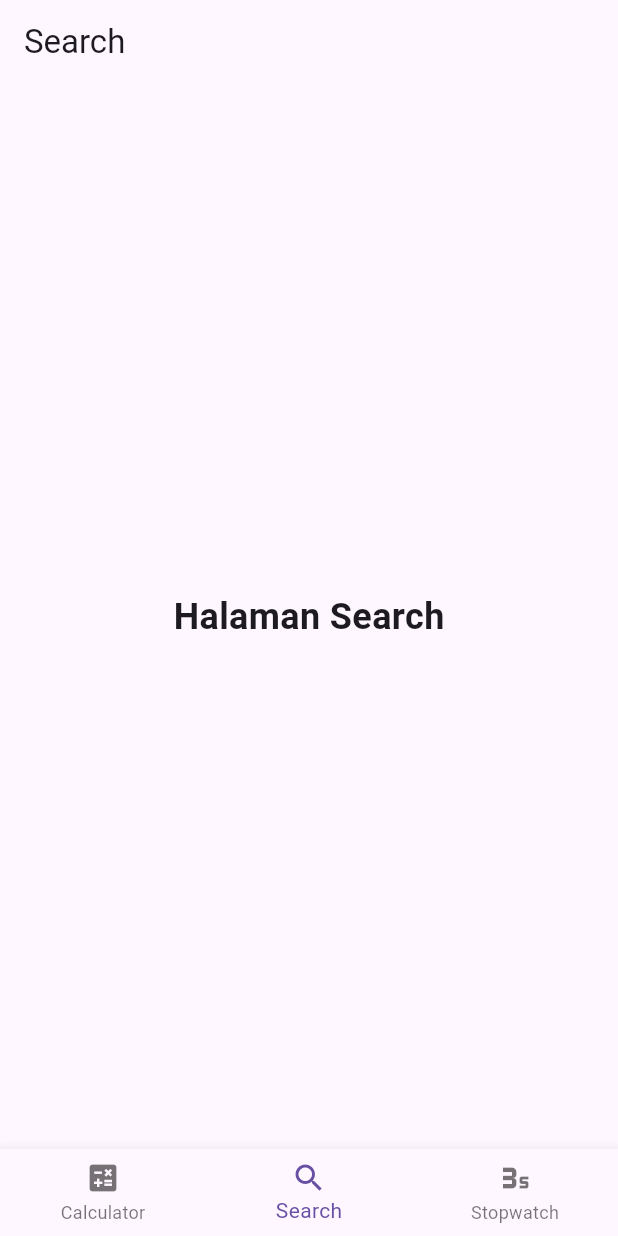
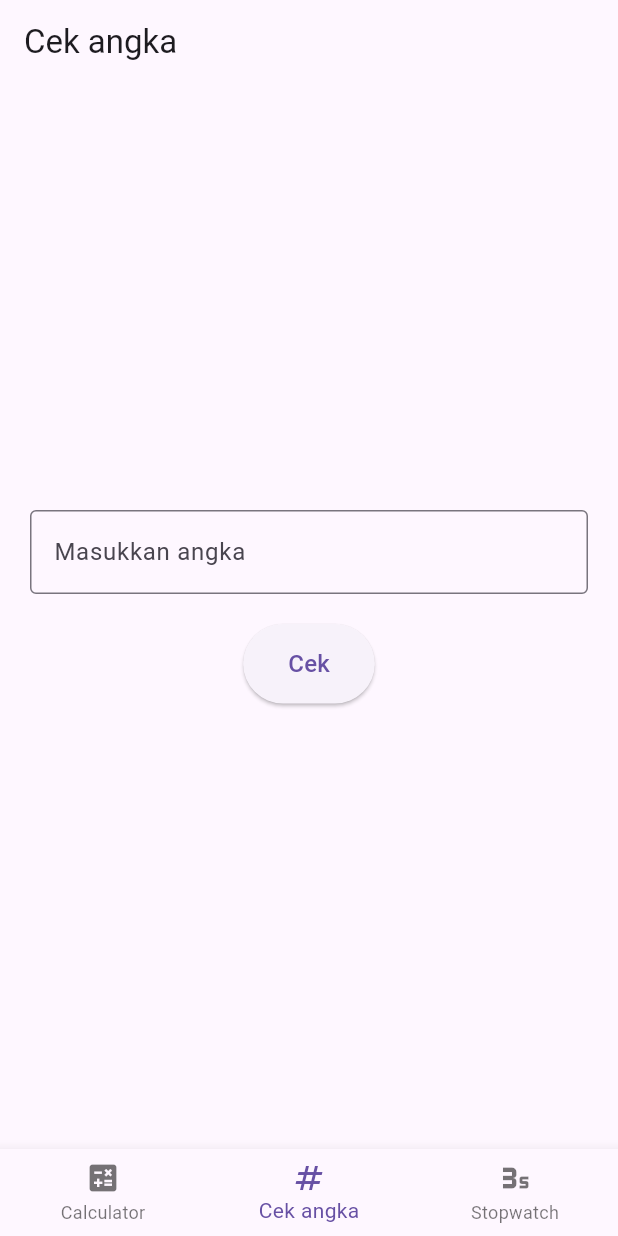
Before and after one commit to naxrel/mobilemodul4, a Flutter app: the MainPage screen opened directly, item 2 of the bottom bar chosen, on a phone screen of 412 x 824 dp. Run offline on Flutter 3.47's test engine with Material 3 defaults, Android fonts, the phone set to English and light mode, and no system bars; our stand-ins replace math_expressions.

Commit message:
cek angka, koreksi kalau ada yg salah

```diff
--- a/lib/screens/main_page.dart
+++ b/lib/screens/main_page.dart
@@ -1,6 +1,7 @@
 import 'package:flutter/material.dart';
 import 'package:tugas_modul4/screens/calculator_screen.dart';
 import 'package:tugas_modul4/screens/stopwatch_screen.dart';
+import 'package:tugas_modul4/screens/prime_screen.dart';
 
 class MainPage extends StatefulWidget {
   const MainPage({super.key});
@@ -12,16 +13,11 @@ class MainPage extends StatefulWidget {
 class _MainPageState extends State<MainPage> {
   int _selectedIndex = 0;
 
-  final List<String> _titles = ['Calculator', 'Search', 'Stopwatch'];
+  final List<String> _titles = ['Calculator', 'Cek angka', 'Stopwatch'];
 
   final List<Widget> _pages = const [
     CalculatorView(),
-    Center(
-      child: Text(
-        'Halaman Search',
-        style: TextStyle(fontSize: 24, fontWeight: FontWeight.bold),
-      ),
-    ),
+    PrimeScreen(),
     StopwatchHomePage(),
   ];
 
@@ -42,7 +38,7 @@ class _MainPageState extends State<MainPage> {
             icon: Icon(Icons.calculate),
             label: 'Calculator',
           ),
-          BottomNavigationBarItem(icon: Icon(Icons.search), label: 'Search'),
+          BottomNavigationBarItem(icon: Icon(Icons.numbers_sharp), label: 'Cek angka'),
           BottomNavigationBarItem(
             icon: Icon(Icons.timer_3_select),
             label: 'Stopwatch',
--- /dev/null
+++ b/lib/screens/prime_screen.dart
@@ -0,0 +1,150 @@
+import 'package:flutter/material.dart';
+
+void main() {
+  runApp(const PrimeScreen());
+}
+
+class PrimeScreen extends StatelessWidget {
+  const PrimeScreen({super.key});
+
+  @override
+  Widget build(BuildContext context) {
+    return MaterialApp(
+      debugShowCheckedModeBanner: false,
+      title: 'Cek angka',
+      theme: ThemeData(
+        primarySwatch: Colors.blue,
+      ),
+      home: const NumberCheckerPage(),
+    );
+  }
+}
+
+class NumberCheckerPage extends StatefulWidget {
+  const NumberCheckerPage({super.key});
+
+  @override
+  State<NumberCheckerPage> createState() => _NumberCheckerPageState();
+}
+
+class _NumberCheckerPageState extends State<NumberCheckerPage> {
+  // Controller to read the text typed into the TextField
+  final TextEditingController _numberController = TextEditingController();
+
+  // Variable to hold the result message displayed on the screen
+  String _resultMessage = "";
+
+  // Function to process the number using modulo and if/else statements
+  void _checkNumber() {
+    String inputText = _numberController.text;
+
+    // Basic validation to ensure the input is not empty
+    if (inputText.isEmpty) {
+      setState(() {
+        _resultMessage = "Silakan masukkan bilangan yang valid.";
+      });
+      return;
+    }
+
+    // Try to parse the text to an integer
+    int? number = int.tryParse(inputText);
+
+    if (number == null) {
+      setState(() {
+        _resultMessage = "Angka aja ya";
+      });
+      return;
+    }
+
+    // 1. Check Odd or Even using modulo (%)
+    String oddEvenResult;
+    if (number % 2 == 0) {
+      oddEvenResult = "Genap";
+    } else {
+      oddEvenResult = "Ganjil";
+    }
+    // 2. Check Prime using modulo (%)
+    bool isPrime = true;
+    // Numbers less than or equal to 1 are not prime numbers
+    if (number <= 1) {
+      isPrime = false;
+    } else {
+      // Loop from 2 up to half the number to check for factors
+      for (int i = 2; i <= number ~/ 2; i++) {
+        // If the number is cleanly divisible by 'i', it's not prime
+        if (number % i == 0) {
+          isPrime = false;
+          break; // Stop checking further, we already know it's not prime
+        }
+      }
+    }
+
+    String primeResult;
+    if (isPrime) {
+      primeResult = "sebuah bilangan prima";
+    } else {
+      primeResult = "bukan bilangan prima";
+    }
+
+    // Update the UI with the final string
+    setState(() {
+      _resultMessage = "Angka $number merupakan $oddEvenResult dan $primeResult.";
+    });
+  }
+
+  @override
+  void dispose() {
+    // Always dispose controllers to prevent memory leaks
+    _numberController.dispose();
+    super.dispose();
+  }
+
+  @override
+  Widget build(BuildContext context) {
+    return Scaffold(
+      appBar: AppBar(
+      ),
+      body: Padding(
+        padding: const EdgeInsets.all(20.0),
+        child: Column(
+          mainAxisAlignment: MainAxisAlignment.center,
+          children: <Widget>[
+            // The Input Field
+            TextField(
+              controller: _numberController,
+              keyboardType: TextInputType.number, // Shows the number keyboard
+              decoration: const InputDecoration(
+                border: OutlineInputBorder(),
+                labelText: 'Masukkan angka',
+              ),
+            ),
+            const SizedBox(height: 20.0),
+
+            // The Check Button
+            ElevatedButton(
+              onPressed: _checkNumber,
+              style: ElevatedButton.styleFrom(
+                padding: const EdgeInsets.symmetric(horizontal: 30, vertical: 15),
+              ),
+              child: const Text(
+                'Cek',
+                style: TextStyle(fontSize: 16),
+              ),
+            ),
+            const SizedBox(height: 40.0),
+
+            // The Result Display
+            Text(
+              _resultMessage,
+              textAlign: TextAlign.center,
+              style: const TextStyle(
+                fontSize: 20.0,
+                fontWeight: FontWeight.w500,
+              ),
+            ),
+          ],
+        ),
+      ),
+    );
+  }
+}
```
